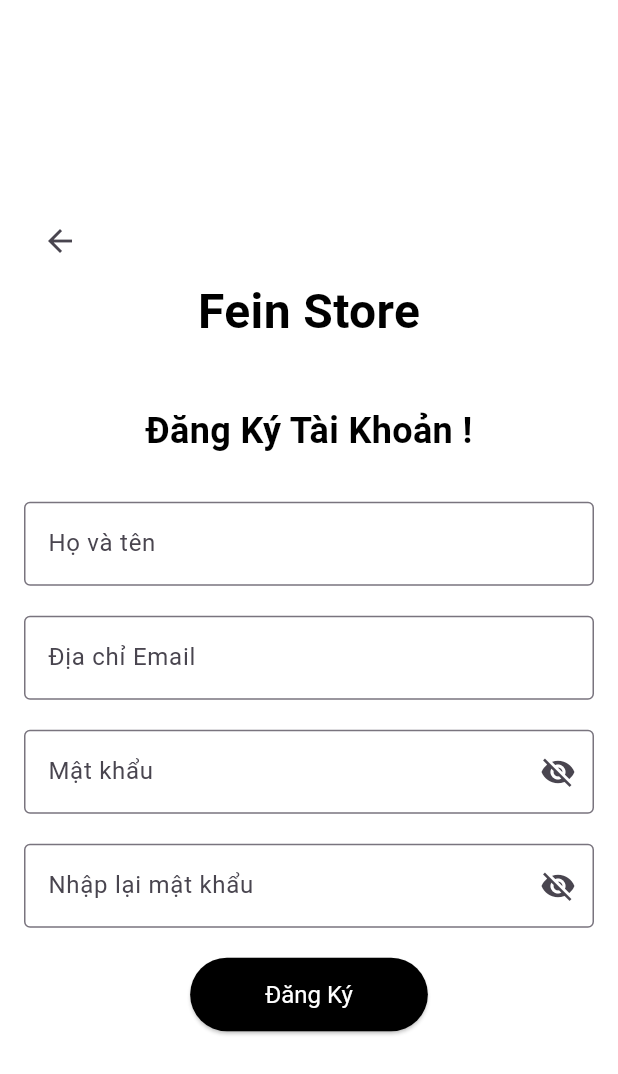
After one commit to ThaiNguyen2402/flutter-app, a Flutter app: the RegisterScreen screen opened directly, on a phone screen of 412 x 824 dp. The commit adds this screen. Shown: the top 1074 px of the screen. Run offline on Flutter 3.47's test engine with Material 3 defaults, Android fonts, the phone set to English and light mode, and no system bars; our stand-ins replace carousel_slider.

Commit message:
login-register

```diff
--- a/lib/main.dart
+++ b/lib/main.dart
@@ -1,6 +1,8 @@
 import 'package:app_bangiay_doan/page/mainpage.dart';
 import 'package:app_bangiay_doan/page/trangchu/trangchubody.dart';
 import 'package:app_bangiay_doan/page/trangchu/trangchuwidget.dart';
+import 'package:app_bangiay_doan/page/login-register/login_screen.dart';
+import 'package:app_bangiay_doan/page/login-register/register_screen.dart';
 import 'package:flutter/material.dart';
 
 void main() {
--- /dev/null
+++ b/lib/page/login-register/register_screen.dart
@@ -0,0 +1,93 @@
+import 'package:flutter/material.dart';
+
+class RegisterScreen extends StatelessWidget {
+  @override
+  Widget build(BuildContext context) {
+    return Scaffold(
+      backgroundColor: Colors.white,
+      body: Center(
+        child: SingleChildScrollView(
+          padding: const EdgeInsets.all(16.0),
+          child: Column(
+            mainAxisAlignment: MainAxisAlignment.center,
+            children: [
+              Row(
+                children: [
+                  IconButton(
+                    icon: Icon(Icons.arrow_back),
+                    onPressed: () {
+                      Navigator.pop(context);
+                    },
+                  ),
+                  Spacer(),
+                ],
+              ),
+              Text(
+                'Fein Store',
+                style: TextStyle(
+                  fontSize: 32,
+                  fontWeight: FontWeight.bold,
+                  color: Colors.black,
+                ),
+              ),
+              SizedBox(height: 40),
+              Text(
+                'Đăng Ký Tài Khoản !',
+                style: TextStyle(
+                  fontSize: 24,
+                  fontWeight: FontWeight.bold,
+                  color: Colors.black,
+                ),
+              ),
+              SizedBox(height: 30),
+              TextField(
+                decoration: InputDecoration(
+                  labelText: 'Họ và tên',
+                  border: OutlineInputBorder(),
+                ),
+              ),
+              SizedBox(height: 20),
+              TextField(
+                decoration: InputDecoration(
+                  labelText: 'Địa chỉ Email',
+                  border: OutlineInputBorder(),
+                ),
+              ),
+              SizedBox(height: 20),
+              TextField(
+                obscureText: true,
+                decoration: InputDecoration(
+                  labelText: 'Mật khẩu',
+                  border: OutlineInputBorder(),
+                  suffixIcon: Icon(Icons.visibility_off),
+                ),
+              ),
+              SizedBox(height: 20),
+              TextField(
+                obscureText: true,
+                decoration: InputDecoration(
+                  labelText: 'Nhập lại mật khẩu',
+                  border: OutlineInputBorder(),
+                  suffixIcon: Icon(Icons.visibility_off),
+                ),
+              ),
+              SizedBox(height: 20),
+              ElevatedButton(
+                onPressed: () {},
+                style: ElevatedButton.styleFrom(
+                  backgroundColor: Colors.black,
+                  padding: EdgeInsets.symmetric(horizontal: 50, vertical: 15),
+                  textStyle: TextStyle(fontSize: 16),
+                ),
+                child: Text(
+                  'Đăng Ký',
+                  style: TextStyle(color: Colors.white),
+                ),
+              ),
+            ],
+          ),
+        ),
+      ),
+    );
+  }
+}
```
Also changed, not shown: lib/page/login-register/login_screen.dart (added, +83 -0 lines), lib/page/mainpage.dart (+5 -6 lines).
